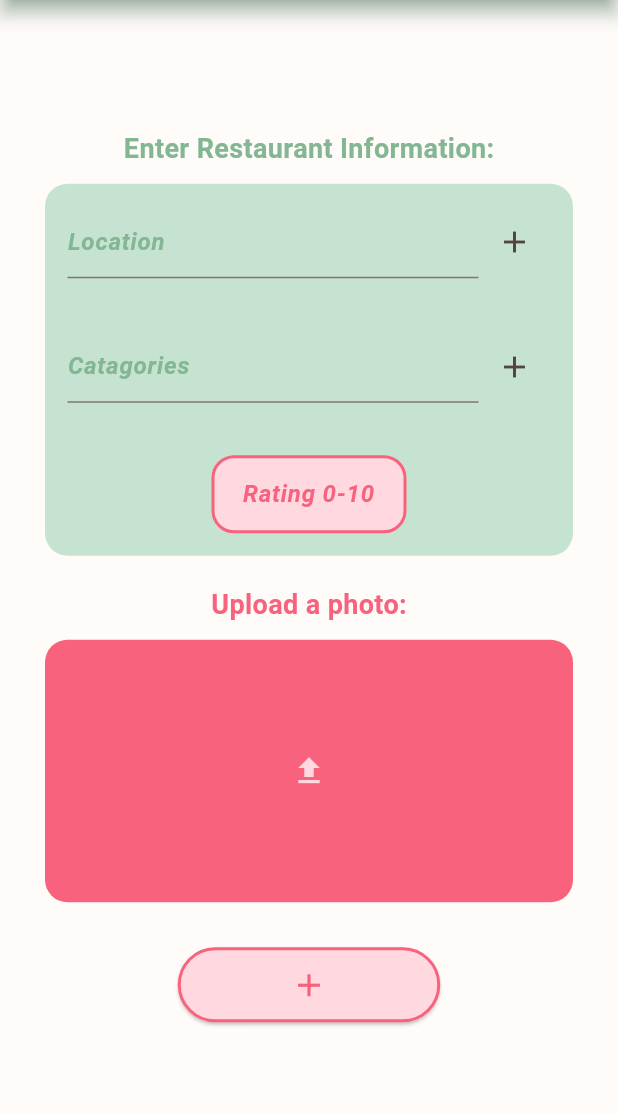
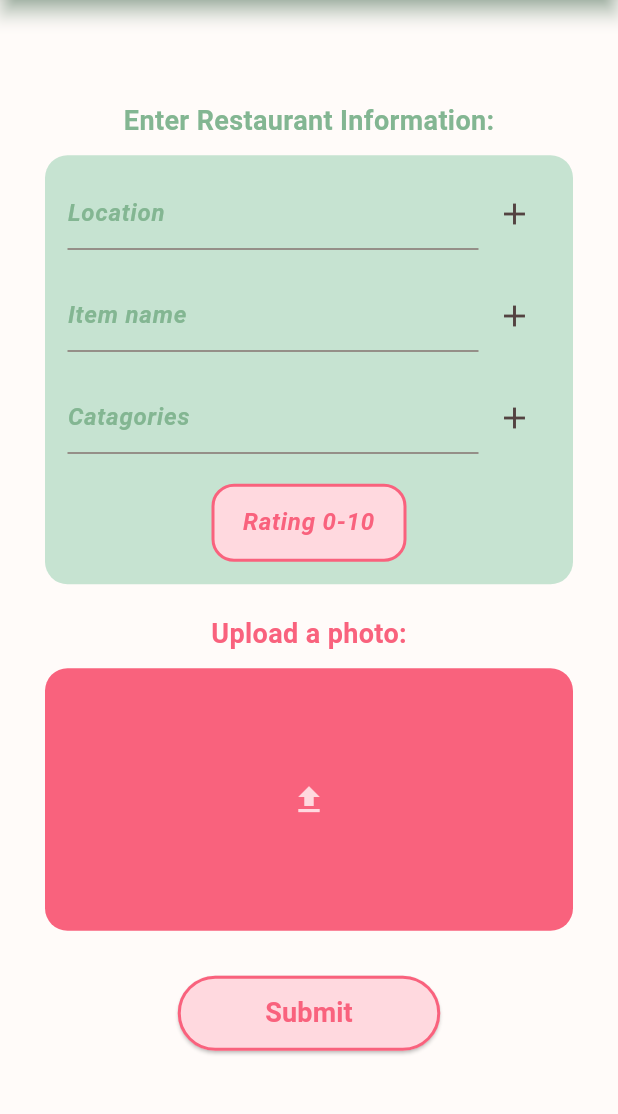
Before and after one commit to HiddenStoweAway/LARRO, a Flutter app: the FoodsPage screen opened directly, after a tap on the "add" icon, on a phone screen of 412 x 824 dp, the part 84-1198 px from its top. Run offline on Flutter 3.47's test engine with Material 3 defaults, Android fonts, the phone set to English and light mode, and no system bars; our stand-ins replace hive, hive_flutter, image_picker; accounts and stored records are empty.

Commit message:
Update for a sec

```diff
--- a/lib/components/tag_autocomplete.dart
+++ b/lib/components/tag_autocomplete.dart
@@ -52,11 +52,11 @@ class _TagAutocompleteState extends State<TagAutocomplete> {
         mainAxisAlignment: MainAxisAlignment.center,
         children: [
           Text(
-            "Location: ",
+            "Item Name: ",
             style: TextStyle(
               color: colorScheme.primary,
               fontWeight: FontWeight.bold,
-              fontSize: 18,
+              fontSize: 15,
               fontStyle: FontStyle.italic,
             ),
           ),
--- a/lib/main.dart
+++ b/lib/main.dart
@@ -9,6 +9,7 @@ void main() async {
   await Hive.openBox("foods");
   await Hive.openBox("tags");
   await Hive.openBox("restaurants");
+  await Hive.openBox("items");
   runApp(MyApp());
 }
 
--- a/lib/manages/save_manager.dart
+++ b/lib/manages/save_manager.dart
@@ -9,8 +9,8 @@ class SaveManager {
 
   ValueListenable<Box> get listenable => Hive.box('foods').listenable();
 
-  int getNextId() {
-    final entries = getFoodEntrys();
+  Future<int> getNextId() async {
+    final entries = await getFoodEntrys();
     if (entries.isEmpty) return 0;
 
     // gets the greatest id in the box, then adds one.
@@ -21,14 +21,14 @@ class SaveManager {
     final dir = await getApplicationDocumentsDirectory();
     final box = Hive.box('foods');
 
-    final savedImage = await food.image?.copy('${dir.path}/${food.id}');
+    await food.image?.copy('${dir.path}/${food.id}');
 
     await box.add({
       "id": food.id,
       "restaurant": food.restaurant,
       "tags": food.tags,
+      "itemName": food.itemName,
       "rating": food.rating,
-      "imagePath": savedImage?.path,
     });
 
     await saveRestaurant(food.restaurant);
@@ -36,16 +36,18 @@ class SaveManager {
     await saveTags(food.tags);
   }
 
-  List<FoodEntry> getFoodEntrys() {
+  Future<List<FoodEntry>> getFoodEntrys() async {
     final entries = Hive.box('foods').values.toList();
+    final dir = await getApplicationDocumentsDirectory();
 
     final foodEntries = entries.map((entry) {
       return FoodEntry(
         id: entry['id'],
+        itemName: entry['itemName'],
         restaurant: entry['restaurant'],
         tags: entry['tags'],
         rating: entry['rating'],
-        image: File(entry['imagePath']),
+        image: File("${dir.path}/${entry['id']}"),
       );
     }).toList();
 
@@ -55,11 +57,22 @@ class SaveManager {
   Future<void> saveTags(List<String> tags) async {
     final existingTags = Hive.box("tags").values;
     final newTags = tags.where(
-      (tag) => !existingTags.contains(tag),
+      (tag) => !existingTags
+          .map((value) => value.toLowerCase())
+          .contains(tag.toLowerCase()),
     ); // all unsaved tags
 
     for (final tag in newTags) {
       Hive.box('tags').add(tag);
+    }
+  }
+
+  Future<void> saveItem(String item) async {
+    final existingItems = Hive.box("items").values;
+    if (!existingItems
+        .map((value) => value.toLowerCase())
+        .contains(item.toLowerCase())) {
+      Hive.box('items').add(item);
     }
   }
 
@@ -76,6 +89,10 @@ class SaveManager {
     return Hive.box("tags").values.cast<String>().toList();
   }
 
+  List<String> getItems(){
+    return Hive.box('items').values.cast<String>().toList();
+  }
+
   List<String> getRestaurants() {
     return Hive.box("restaurants").values.cast<String>().toList();
   }
@@ -90,6 +107,7 @@ class SaveManager {
 class FoodEntry {
   int id;
   String restaurant;
+  String itemName;
   List<String> tags;
   double rating;
   File? image;
@@ -97,6 +115,7 @@ class FoodEntry {
   FoodEntry({
     required this.id,
     required this.restaurant,
+    required this.itemName,
     required this.rating,
     required this.tags,
     this.image,
--- a/lib/pages/homepages/p_foods.dart
+++ b/lib/pages/homepages/p_foods.dart
@@ -13,11 +13,11 @@ class _FoodsPageState extends State<FoodsPage> {
   final Map<String, List<FoodEntry>> foodsByTag = {"ALL": []};
   final openedTags = [];
 
-  void fillFoodsByTag() {
+  Future<void> fillFoodsByTag() async {
     foodsByTag.clear();
     foodsByTag.addAll({"ALL": []});
 
-    final foodEntries = SaveManager.instance.getFoodEntrys();
+    final foodEntries = await SaveManager.instance.getFoodEntrys();
     for (var food in foodEntries) {
       for (var tag in food.tags) {
         if (foodsByTag.keys.contains(tag)) {
@@ -29,6 +29,14 @@ class _FoodsPageState extends State<FoodsPage> {
         }
       }
 
+      if (foodsByTag.keys.contains(food.itemName)) {
+        foodsByTag[food.itemName]!.add(food);
+      } else {
+        foodsByTag.addAll({
+          food.itemName: [food],
+        });
+      }
+
       foodsByTag["ALL"]!.add(food);
     }
   }
@@ -36,10 +44,10 @@ class _FoodsPageState extends State<FoodsPage> {
   @override
   Widget build(BuildContext context) {
     final colorScheme = Theme.of(context).colorScheme;
-    final saveManager = SaveManager.instance;
 
-    fillFoodsByTag();
-
+    return FutureBuilder(
+      future: fillFoodsByTag(),
+      builder: (context, snapshot) {
         final sortedEntries = foodsByTag.entries.toList()
           ..sort((a, b) {
             if (a.key == "ALL") return 1; // ALL always goes after
@@ -62,7 +70,8 @@ class _FoodsPageState extends State<FoodsPage> {
             backgroundColor: colorScheme.secondary,
             child: Icon(Icons.add, color: colorScheme.onSecondary),
           ),
-      floatingActionButtonLocation: FloatingActionButtonLocation.centerFloat,
+          floatingActionButtonLocation:
+              FloatingActionButtonLocation.centerFloat,
           appBar: AppBar(
             elevation: 5,
             shadowColor: colorScheme.primary,
@@ -86,7 +95,13 @@ class _FoodsPageState extends State<FoodsPage> {
                       ...sortedEntries.map((value) {
                         return Column(
                           children: [
-                        InkWell(
+                            Padding(
+                              padding: EdgeInsets.only(
+                                bottom: !openedTags.contains(value.key)
+                                    ? 8.0
+                                    : 0,
+                              ),
+                              child: InkWell(
                                 onTap: () {
                                   setState(() {
                                     if (openedTags.contains(value.key)) {
@@ -108,7 +123,8 @@ class _FoodsPageState extends State<FoodsPage> {
                                     borderRadius: BorderRadius.circular(15),
                                   ),
                                   child: Row(
-                              mainAxisAlignment: MainAxisAlignment.spaceAround,
+                                    mainAxisAlignment:
+                                        MainAxisAlignment.spaceAround,
                                     children: [
                                       // just to make the spacing symetrical
                                       Icon(
@@ -133,6 +149,7 @@ class _FoodsPageState extends State<FoodsPage> {
                                   ),
                                 ),
                               ),
+                            ),
                             if (openedTags.contains(value.key))
                               ...value.value.map((food) {
                                 return Padding(
@@ -150,7 +167,27 @@ class _FoodsPageState extends State<FoodsPage> {
                                         color: colorScheme.tertiary,
                                         borderRadius: BorderRadius.circular(15),
                                       ),
-                                  child: Row(children: [Text(food.restaurant)]),
+                                      child: Row(
+                                        mainAxisAlignment:
+                                            MainAxisAlignment.spaceAround,
+                                        children: [
+                                          if (food.image != null)
+                                            Padding(
+                                              padding: const EdgeInsets.all(
+                                                8.0,
+                                              ),
+                                              child: Image.file(food.image!),
+                                            ),
+                                          Text(
+                                            food.restaurant,
+                                            style: TextStyle(
+                                              fontSize: 15,
+                                              fontWeight: FontWeight.bold,
+                                              color: colorScheme.onTertiary,
+                                            ),
+                                          ),
+                                        ],
+                                      ),
                                     ),
                                   ),
                                 );
@@ -165,5 +202,7 @@ class _FoodsPageState extends State<FoodsPage> {
             ),
           ),
         );
+      },
+    );
   }
 }
--- a/lib/pages/p_add_food.dart
+++ b/lib/pages/p_add_food.dart
@@ -16,6 +16,10 @@ class _AddFoodPageState extends State<AddFoodPage> {
   final restaurantTEC = TextEditingController();
   final restaurantFocusNode = FocusNode();
   final restaurantAddedTags = <String>[];
+
+  final itemTEC = TextEditingController();
+  final itemFocusNode = FocusNode();
+  final itemAddedTags = <String>[];
 
   final catagoriesTEC = TextEditingController();
   final catagoriesFocusNode = FocusNode();
@@ -41,15 +45,23 @@ class _AddFoodPageState extends State<AddFoodPage> {
   void addFood() async {
     final manager = SaveManager.instance;
 
-    final foodId = manager.getNextId();
+    final foodId = await manager.getNextId();
 
     var errorMessage = "";
 
     if (restaurantAddedTags.isEmpty) {
       if (restaurantTEC.text.isNotEmpty) {
-        restaurantAddedTags.add(restaurantTEC.text);
+        restaurantAddedTags.add(itemTEC.text);
       } else {
         errorMessage = "Please enter a location.";
+      }
+    }
+
+    if (itemAddedTags.isEmpty) {
+      if (itemTEC.text.isNotEmpty) {
+        itemAddedTags.add(itemTEC.text);
+      } else {
+        errorMessage = "Please enter an item name.";
       }
     }
 
@@ -80,6 +92,7 @@ class _AddFoodPageState extends State<AddFoodPage> {
 
     final entry = FoodEntry(
       id: foodId,
+      itemName: itemAddedTags[0],
       restaurant: restaurantAddedTags[0],
       tags: catagoriesAddedTags,
       rating: double.parse(ratingTEC.text),
@@ -96,6 +109,7 @@ class _AddFoodPageState extends State<AddFoodPage> {
     final colorScheme = Theme.of(context).colorScheme;
     final restaurantAutocorrectTags = SaveManager.instance.getRestaurants();
     final catagoriesAutocorrectTags = SaveManager.instance.getTags();
+    final itemAutocorrectTags = SaveManager.instance.getItems();
 
     return Scaffold(
       appBar: AppBar(
@@ -139,14 +153,21 @@ class _AddFoodPageState extends State<AddFoodPage> {
 
                         SizedBox(height: 20),
 
-                        Padding(
-                          padding: const EdgeInsets.symmetric(vertical: 15),
-                          child: TagAutocomplete(
-                            addedTags: catagoriesAddedTags,
-                            autocompleteFrom: catagoriesAutocorrectTags,
-                            textEditingController: catagoriesTEC,
-                            hintText: "Catagories",
-                          ),
+                        TagAutocomplete(
+                          addedTags: itemAddedTags,
+                          autocompleteFrom: itemAutocorrectTags,
+                          textEditingController: itemTEC,
+                          hintText: "Item name",
+                          onlyOneTag: true,
+                        ),
+
+                        SizedBox(height: 20),
+
+                        TagAutocomplete(
+                          addedTags: catagoriesAddedTags,
+                          autocompleteFrom: catagoriesAutocorrectTags,
+                          textEditingController: catagoriesTEC,
+                          hintText: "Catagories",
                         ),
 
                         SizedBox(height: 20),
@@ -242,10 +263,13 @@ class _AddFoodPageState extends State<AddFoodPage> {
                     onPressed: () {
                       addFood();
                     },
-                    child: Icon(
-                      Icons.add,
-                      color: colorScheme.secondary,
-                      size: 25,
+                    child: Text(
+                      "Submit",
+                      style: TextStyle(
+                        color: colorScheme.secondary,
+                        fontWeight: FontWeight.bold,
+                        fontSize: 18,
+                      ),
                     ),
                   ),
                 ),
```
Lines whose indentation alone changed are shown as unchanged.
